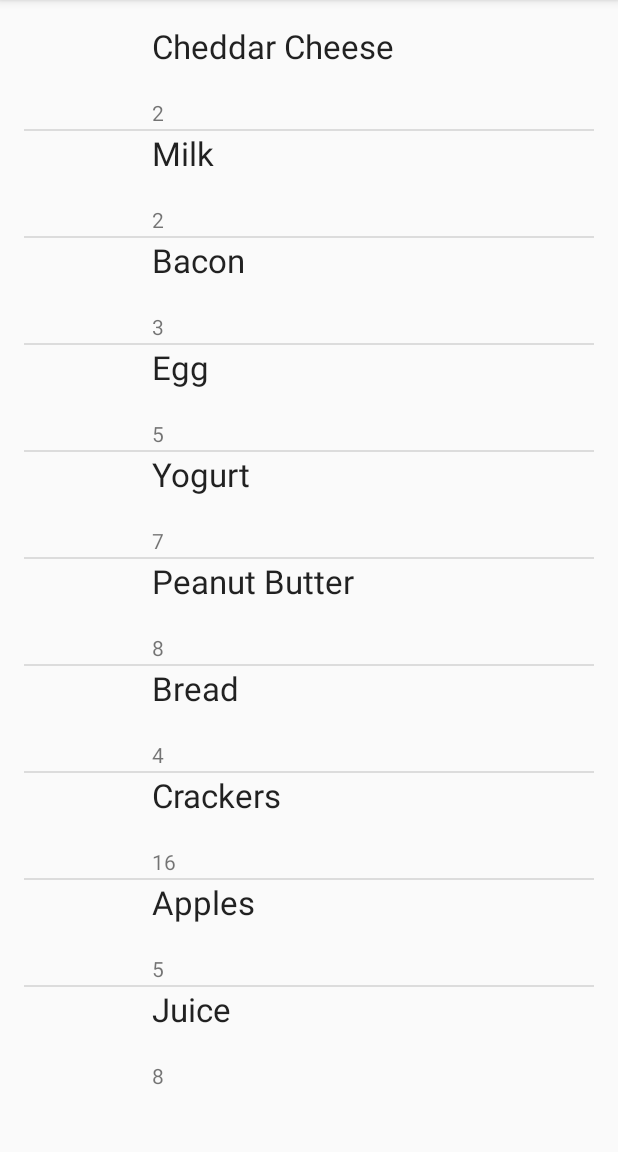
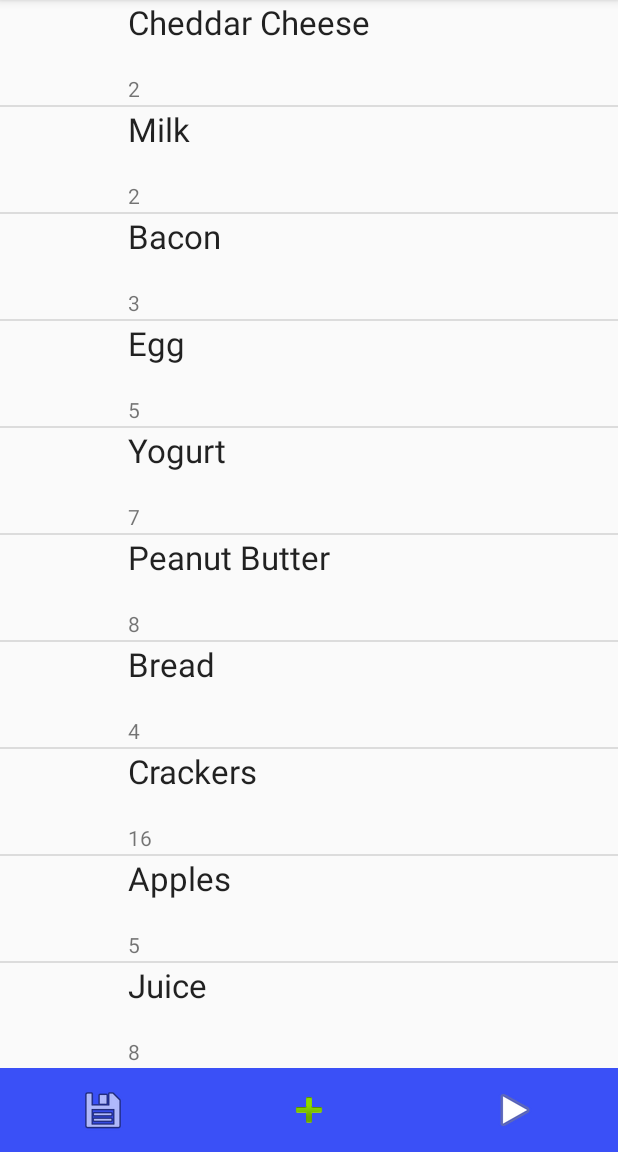
Before and after one commit to singhh213/project-fresh, an Android app: the screen it shows after launch (MainActivity), on a phone screen of 412 x 824 dp, the part 84-1236 px from its top. Run offline under Robolectric (Android 15) with nearby library versions, the phone set to English and light mode, and no system bars; libraries missing offline, so code that uses them is left out: com.parse; 4 statements that could not run were skipped.

```diff
--- a/app/build.gradle
+++ b/app/build.gradle
@@ -24,4 +24,6 @@ dependencies {
     testCompile 'junit:junit:4.12'
     compile 'com.android.support:appcompat-v7:23.1.1'
     compile 'com.android.support:support-v4:23.1.1'
+    compile 'com.parse.bolts:bolts-android:1.+'
+    compile 'com.parse:parse-android:1.+'
 }
--- a/app/src/main/AndroidManifest.xml
+++ b/app/src/main/AndroidManifest.xml
@@ -1,7 +1,8 @@
 <?xml version="1.0" encoding="utf-8"?>
 <manifest xmlns:android="http://schemas.android.com/apk/res/android"
     package="edu.uw.singhh17.project_fresh">
-
+    <uses-permission android:name="android.permission.INTERNET" />
+    <uses-permission android:name="android.permission.ACCESS_NETWORK_STATE" />
     <application
         android:allowBackup="true"
         android:icon="@mipmap/ic_launcher"
--- a/app/src/main/java/edu/uw/singhh17/project_fresh/MainActivity.java
+++ b/app/src/main/java/edu/uw/singhh17/project_fresh/MainActivity.java
@@ -16,7 +16,12 @@ import android.widget.AdapterView;
 import android.widget.ImageButton;
 import android.widget.ListView;
 
-public class MainActivity extends AppCompatActivity implements PantryView.OnFragmentInteractionListener, ItemInfo.OnFragmentInteractionListener, ShoppingList.OnFragmentInteractionListener {
+import com.parse.Parse;
+import com.parse.ParseObject;
+
+public class MainActivity extends AppCompatActivity implements PantryView.OnFragmentInteractionListener,
+        ItemInfo.OnFragmentInteractionListener, ShoppingList.OnFragmentInteractionListener,
+        Scan.OnFragmentInteractionListener, Recipe.OnFragmentInteractionListener {
 
 
     private FragmentManager fragmentManager;
@@ -26,10 +31,63 @@ public class MainActivity extends AppCompatActivity implements PantryView.OnFrag
         super.onCreate(savedInstanceState);
         setContentView(R.layout.activity_main);
 
+        Parse.initialize(new Parse.Configuration.Builder(this)
+                        .applicationId("CIvZ3eD8SlHP0YJQ5cLXSxGyaXazaQqR1h9uwQYC")
+                        .server("http://YOUR_PARSE_SERVER:1337/parse")
+
+
+                        .build()
+        );
+
+        ParseObject testObject = new ParseObject("TestObject");
+        testObject.put("foo", "bar");
+        testObject.saveInBackground();
+
         fragmentManager = getSupportFragmentManager();
         FragmentTransaction ft = fragmentManager.beginTransaction();
-        ft.add(R.id.container1, new PantryView());
+        final PantryView pantry = new PantryView();
+        ft.add(R.id.container1, pantry);
         ft.commit();
+
+        ImageButton home = (ImageButton) findViewById(R.id.home);
+        ImageButton scan = (ImageButton) findViewById(R.id.scan);
+        ImageButton recipe = (ImageButton) findViewById(R.id.recipe);
+
+        home.setOnClickListener(new View.OnClickListener() {
+
+
+            @Override
+            public void onClick(View v) {
+                FragmentTransaction ft = fragmentManager.beginTransaction();
+                ft.replace(R.id.container1, pantry);
+                ft.commit();
+            }
+        });
+
+        scan.setOnClickListener(new View.OnClickListener() {
+
+
+            @Override
+            public void onClick(View v) {
+                FragmentTransaction ft = fragmentManager.beginTransaction();
+                ft.replace(R.id.container1, new Scan());
+                ft.addToBackStack(null);
+                ft.commit();
+            }
+        });
+
+        recipe.setOnClickListener(new View.OnClickListener() {
+
+            @Override
+            public void onClick(View v) {
+                FragmentTransaction ft = fragmentManager.beginTransaction();
+                ft.replace(R.id.container1, new Recipe());
+                ft.addToBackStack(null);
+                ft.commit();
+            }
+        });
+
+
 
 
 
--- a/app/src/main/java/edu/uw/singhh17/project_fresh/PantryView.java
+++ b/app/src/main/java/edu/uw/singhh17/project_fresh/PantryView.java
@@ -28,7 +28,6 @@ public class PantryView extends Fragment implements ItemInfo.OnFragmentInteracti
     @Override
     public void onCreate(Bundle savedInstanceState) {
         super.onCreate(savedInstanceState);
-        getActivity().setTitle("PANTRY");
 
 //        android.support.v7.app.ActionBar ab = ((AppCompatActivity)getActivity()).getSupportActionBar();
 //        LayoutInflater li = LayoutInflater.from(getActivity());
@@ -39,6 +38,9 @@ public class PantryView extends Fragment implements ItemInfo.OnFragmentInteracti
     @Override
     public View onCreateView(LayoutInflater inflater, ViewGroup container,
                              Bundle savedInstanceState) {
+
+        getActivity().setTitle("PANTRY");
+
 
         final PantryData data[] = new PantryData[] {
                 new PantryData("Cheddar Cheese", 2),
--- a/app/src/main/res/layout/activity_main.xml
+++ b/app/src/main/res/layout/activity_main.xml
@@ -3,16 +3,13 @@
     xmlns:tools="http://schemas.android.com/tools"
     android:layout_width="match_parent"
     android:layout_height="match_parent"
-    android:paddingBottom="@dimen/activity_vertical_margin"
-    android:paddingLeft="@dimen/activity_horizontal_margin"
-    android:paddingRight="@dimen/activity_horizontal_margin"
-    android:paddingTop="@dimen/activity_vertical_margin"
     tools:context="edu.uw.singhh17.project_fresh.MainActivity">
 
     <FrameLayout
         android:id="@+id/container1"
         android:layout_width="match_parent"
-        android:layout_height="match_parent">
+        android:layout_height="wrap_content"
+        >
 
         <!--<ListView-->
             <!--android:layout_width="wrap_content"-->
@@ -22,4 +19,37 @@
             <!--android:layout_centerHorizontal="true" />-->
 
     </FrameLayout>
+
+    <LinearLayout
+        android:orientation="horizontal"
+        android:layout_width="match_parent"
+        android:layout_height="?attr/actionBarSize"
+        android:id="@+id/bottomActionBar"
+        android:background="#3a50f7"
+        android:layout_alignParentBottom="true"
+        android:layout_alignParentRight="true"
+        android:layout_alignParentEnd="true">
+
+        <ImageButton
+            android:layout_width="wrap_content"
+            android:layout_height="?attr/actionBarSize"
+            android:id="@+id/home"
+            android:src="@android:drawable/ic_menu_save"
+            android:layout_weight="1"
+            android:background="#3a50f7" />
+        <ImageButton
+            android:layout_width="wrap_content"
+            android:layout_height="?attr/actionBarSize"
+            android:id="@+id/scan"
+            android:src="@android:drawable/ic_input_add"
+            android:layout_weight="1"
+            android:background="#3a50f7" />
+        <ImageButton
+            android:layout_width="wrap_content"
+            android:layout_height="?attr/actionBarSize"
+            android:id="@+id/recipe"
+            android:src="@android:drawable/ic_media_play"
+            android:layout_weight="1"
+            android:background="#3a50f7" />
+    </LinearLayout>
 </RelativeLayout>
```
Also changed, not shown: app/src/main/java/edu/uw/singhh17/project_fresh/Recipe.java (added, +56 -0 lines), app/src/main/java/edu/uw/singhh17/project_fresh/Scan.java (added, +58 -0 lines), app/src/main/res/layout/fragment_recipe.xml (added, +9 -0 lines), app/src/main/res/layout/fragment_scan.xml (added, +9 -0 lines).
